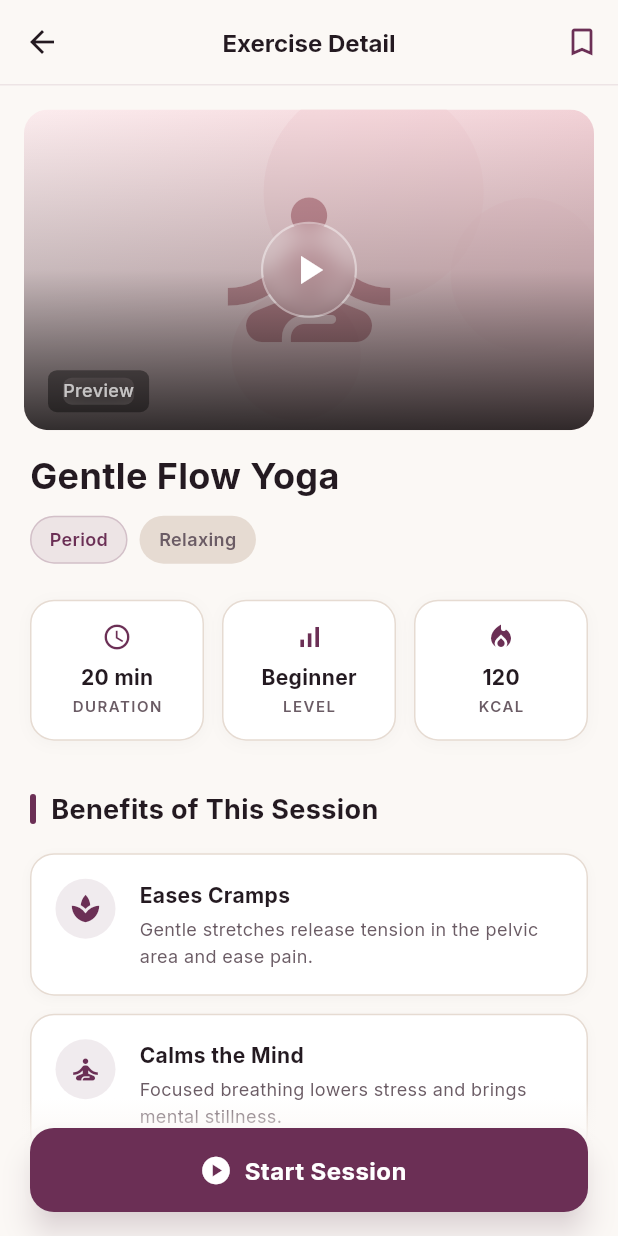
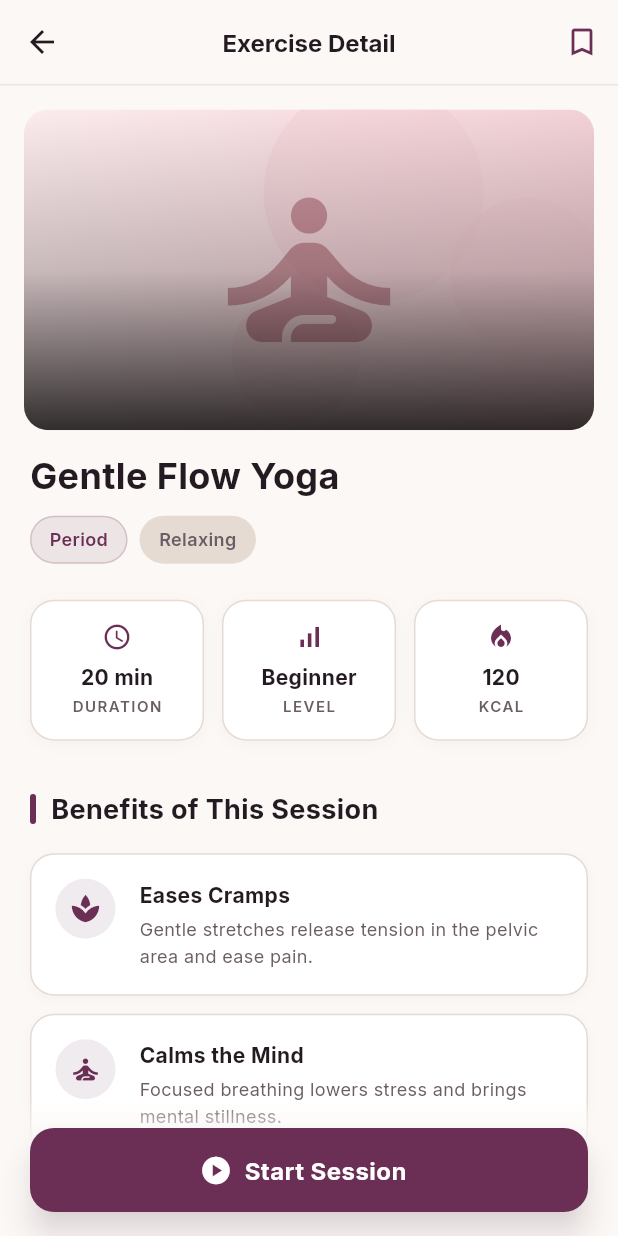
Before and after one commit to frclb/nilu, a Flutter app: the YogaDetailScreen screen opened by its route, on a phone screen of 412 x 824 dp. Run offline on Flutter 3.47's test engine with Material 3 defaults, Android fonts, the phone set to English and light mode, and no system bars; our stand-ins replace cloud_firestore, firebase_auth, firebase_core, firebase_messaging, flutter_local_notifications, flutter_secure_storage and 8 more; missing offline and left inert: health, home_widget, mobile_scanner, purchases_flutter; accounts and stored records are empty.

Commit message:
"Başlat" düğmesini gerçek bir seansa bağla
Yoga ve egzersiz ekranlarındaki birincil eylem — kullanıcının ana ekrandaki
"Başla"dan gelip bastığı düğme — yalnızca "başlıyor" yazan bir bildirim
çubuğu gösteriyordu. Hiçbir şey başlamıyordu.

Ekranlarda zaten altı gerçek poz vardı: adı, açıklaması ve süresiyle. Bunlardan
zamanlayıcılı bir akış kurdum. Yeni video ya da varlık gerekmedi; içerik
`SessionPlan` içinde saf veri olarak duruyor, ekran onu yürütüyor. Duraklat ve
"geç" var — bir pozu erken bitirebilmek gerekiyor, aksi hâlde kullanıcı sayacın
dolmasını beklemek zorunda.

Kahraman görselinin ortasındaki oynat düğmesini kaldırdım. Hiçbir yere bağlı
değildi ve uygulamada video diye bir şey yok — `pubspec`'te oynatıcı paketi
bile yok. Altındaki "Önizleme" etiketi de sabit bir görseli video önizlemesi
gibi gösteriyordu.

Egzersiz ekranının düğmesi de yoga detayına atıyordu; kullanıcı orada ikinci
bir "Başlat"a basmak zorunda kalıyordu. İki ekran da aynı akışı anlatıyor
("Hafif Akış Yogası"), seans artık ikisinden de doğrudan açılıyor.

Simülatörde uçtan uca doğrulandı: adımlar ilerliyor, geri sayım işliyor,
bitişte toplam süre 20:00 gösteriliyor.

Co-Authored-By: Claude Opus 5 <noreply@anthropic.com>

```diff
--- /dev/null
+++ b/lib/domain/services/session_plan.dart
@@ -0,0 +1,90 @@
+/// Rehberli bir seansın tek adımı.
+///
+/// Metin değil anahtar taşır: servis dile bağımlı olmasın, çeviri sunum
+/// katmanında çözülsün.
+class SessionStep {
+  final String nameKey;
+  final String descriptionKey;
+
+  /// Bu adımda kalınacak süre.
+  final Duration duration;
+
+  const SessionStep({
+    required this.nameKey,
+    required this.descriptionKey,
+    required this.duration,
+  });
+}
+
+/// Rehberli seans planları.
+///
+/// Ekranlarda poz adları, açıklamaları ve süreleri zaten vardı ama "Başlat"
+/// düğmesi yalnızca bir bildirim çubuğu gösteriyordu — hiçbir şey
+/// başlamıyordu. Aynı içerikten zamanlayıcılı bir akış kuruluyor; yeni bir
+/// video ya da varlık gerekmiyor.
+class SessionPlan {
+  final String titleKey;
+  final List<SessionStep> steps;
+
+  const SessionPlan({required this.titleKey, required this.steps});
+
+  /// Seansın toplam süresi.
+  Duration get total =>
+      steps.fold(Duration.zero, (sum, step) => sum + step.duration);
+
+  /// [elapsed] anında hangi adımda olunduğunu döndürür.
+  ///
+  /// Seans bittiyse `null`. Sınırda (bir adımın tam bitiş anında) bir sonraki
+  /// adım döner: 3 dakikalık ilk adımın 3. dakikasında artık ikinci
+  /// adımdayız.
+  int? stepIndexAt(Duration elapsed) {
+    if (elapsed.isNegative) return 0;
+    var boundary = Duration.zero;
+    for (var i = 0; i < steps.length; i++) {
+      boundary += steps[i].duration;
+      if (elapsed < boundary) return i;
+    }
+    return null;
+  }
+
+  /// [index] numaralı adımın seans başından itibaren başlangıç anı.
+  Duration startOf(int index) =>
+      steps.take(index).fold(Duration.zero, (sum, step) => sum + step.duration);
+
+  /// Regl döneminde yumuşak akış. İçerik ekrandaki poz listesiyle aynı.
+  static const yoga = SessionPlan(
+    titleKey: 'yoga_title',
+    steps: [
+      SessionStep(
+        nameKey: 'yoga_pose_child',
+        descriptionKey: 'yoga_pose_child_desc',
+        duration: Duration(minutes: 3),
+      ),
+      SessionStep(
+        nameKey: 'yoga_pose_cat_cow',
+        descriptionKey: 'yoga_pose_cat_cow_desc',
+        duration: Duration(minutes: 3),
+      ),
+      SessionStep(
+        nameKey: 'yoga_pose_butterfly',
+        descriptionKey: 'yoga_pose_butterfly_desc',
+        duration: Duration(minutes: 4),
+      ),
+      SessionStep(
+        nameKey: 'yoga_pose_twist',
+        descriptionKey: 'yoga_pose_twist_desc',
+        duration: Duration(minutes: 3),
+      ),
+      SessionStep(
+        nameKey: 'yoga_pose_legs_up',
+        descriptionKey: 'yoga_pose_legs_up_desc',
+        duration: Duration(minutes: 4),
+      ),
+      SessionStep(
+        nameKey: 'yoga_pose_savasana',
+        descriptionKey: 'yoga_pose_savasana_desc',
+        duration: Duration(minutes: 3),
+      ),
+    ],
+  );
+}
--- a/lib/presentation/yoga/widgets/yoga_video_player.dart
+++ b/lib/presentation/yoga/widgets/yoga_video_player.dart
@@ -1,7 +1,5 @@
-import 'dart:ui';
 import 'package:flutter/material.dart';
 import '../../../design_system/content_illustration.dart';
-import '../../../localization/app_localizations.dart';
 
 class YogaVideoPlayer extends StatelessWidget {
   /// Gerçek fotoğraf tedarik edilince buraya bir adres verilir; adres ölürse
@@ -47,63 +45,10 @@ class YogaVideoPlayer extends StatelessWidget {
                 ),
               ),
 
-              // Play Button
-              Center(
-                child: Container(
-                  width: 64,
-                  height: 64,
-                  decoration: BoxDecoration(
-                    color: Colors.white.withAlpha(51),
-                    shape: BoxShape.circle,
-                    border: Border.all(
-                      color: Colors.white.withAlpha(76),
-                      width: 1.5,
-                    ),
-                  ),
-                  child: ClipOval(
-                    child: BackdropFilter(
-                      filter: ImageFilter.blur(sigmaX: 8, sigmaY: 8),
-                      child: const Center(
-                        child: Icon(
-                          Icons.play_arrow,
-                          size: 32,
-                          color: Colors.white,
-                        ),
-                      ),
-                    ),
-                  ),
-                ),
-              ),
-
-              // Bottom label
-              Positioned(
-                bottom: 12,
-                left: 16,
-                child: Container(
-                  padding: const EdgeInsets.symmetric(
-                    horizontal: 10,
-                    vertical: 5,
-                  ),
-                  decoration: BoxDecoration(
-                    color: Colors.black.withAlpha(102),
-                    borderRadius: BorderRadius.circular(6),
-                  ),
-                  child: ClipRRect(
-                    borderRadius: BorderRadius.circular(6),
-                    child: BackdropFilter(
-                      filter: ImageFilter.blur(sigmaX: 12, sigmaY: 12),
-                      child: Text(
-                        context.tr('preview'),
-                        style: TextStyle(
-                          fontSize: 12,
-                          fontWeight: FontWeight.w500,
-                          color: Colors.white70,
-                        ),
-                      ),
-                    ),
-                  ),
-                ),
-              ),
+              // Ortada bir oynat düğmesi duruyordu ama hiçbir yere
+              // bağlı değildi — uygulamada video diye bir şey yok. Video
+              // oynatıcı görüntüsü vermek, olmayan bir içerik vaat ediyordu.
+              // Rehberli seans aşağıdaki "Başlat" düğmesinden açılıyor.
             ],
           ),
         ),
```
Also changed, not shown: lib/localization/de.json (+8 -1 lines), lib/localization/en.json (+8 -1 lines), lib/localization/es.json (+8 -1 lines), lib/localization/fr.json (+8 -1 lines), lib/localization/pt.json (+8 -1 lines), lib/localization/tr.json (+8 -1 lines), lib/presentation/exercise/exercise_detail_screen.dart (+10 -5 lines), lib/presentation/session/session_screen.dart (added, +306 -0 lines), lib/presentation/yoga/yoga_detail_screen.dart (+10 -5 lines), 1 other file.
